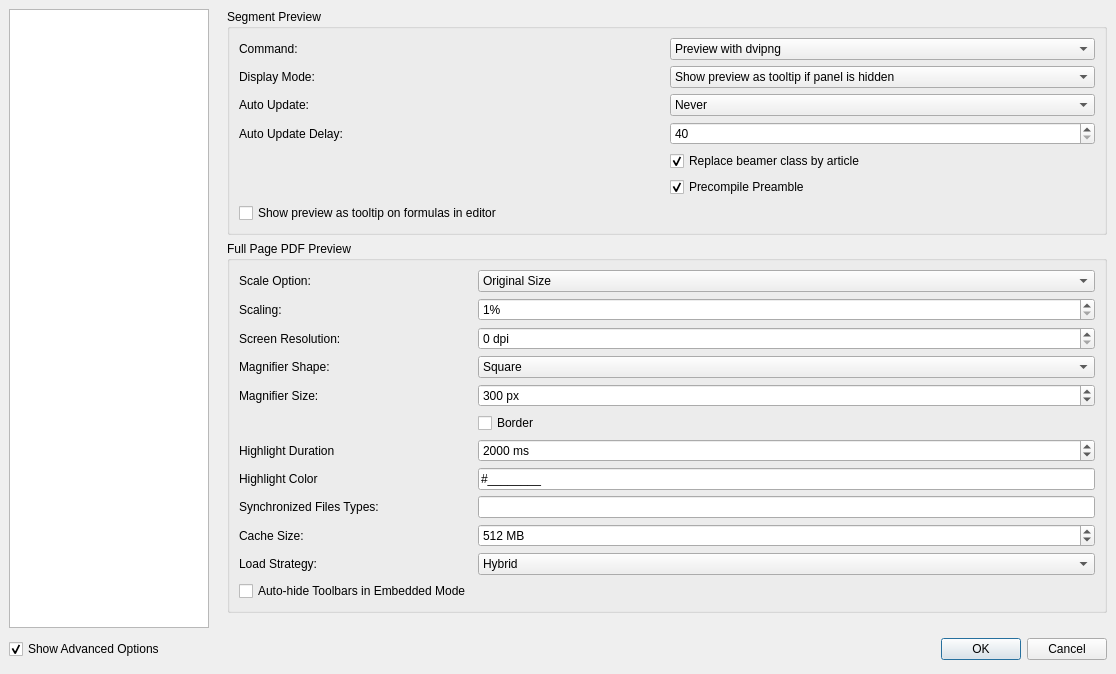
Before: the Qt Designer form configdialog.ui in texstudio-org/texstudio, drawn with Qt 5.
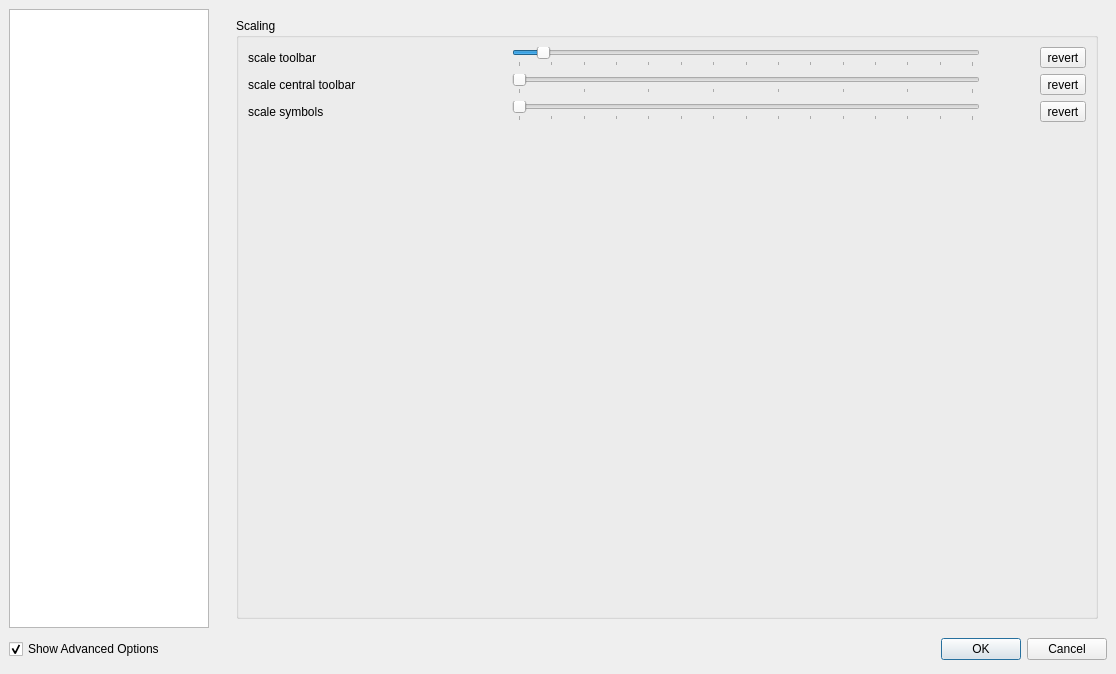
After: the same form once the commit is applied. Icons and pictures are not drawn.

Commit message: make gui scalable via configdialog changes are directly visible in the gui !

```diff
--- a/configdialog.ui
+++ b/configdialog.ui
@@ -140,7 +140,7 @@
       </size>
      </property>
      <property name="currentIndex">
-      <number>12</number>
+      <number>6</number>
      </property>
      <widget class="QWidget" name="pageGeneral">
       <layout class="QVBoxLayout">
@@ -1251,6 +1251,146 @@
        </item>
       </layout>
      </widget>
+     <widget class="QWidget" name="pageScaling">
+      <layout class="QVBoxLayout" name="verticalLayout_12">
+       <item>
+        <widget class="QGroupBox" name="groupBox_17">
+         <property name="title">
+          <string>Scaling</string>
+         </property>
+         <layout class="QGridLayout" name="gridLayout">
+          <property name="horizontalSpacing">
+           <number>60</number>
+          </property>
+          <item row="1" column="0">
+           <widget class="QLabel" name="label_71">
+            <property name="text">
+             <string>scale central toolbar</string>
+            </property>
+           </widget>
+          </item>
+          <item row="0" column="3">
+           <widget class="QToolButton" name="tbRevertIcon">
+            <property name="text">
+             <string>revert</string>
+            </property>
+           </widget>
+          </item>
+          <item row="1" column="3">
+           <widget class="QToolButton" name="tbRevertCentralIcon">
+            <property name="text">
+             <string>revert</string>
+            </property>
+           </widget>
+          </item>
+          <item row="4" column="3">
+           <widget class="QToolButton" name="tbRevertSymbol">
+            <property name="text">
+             <string>revert</string>
+            </property>
+           </widget>
+          </item>
+          <item row="4" column="0">
+           <widget class="QLabel" name="label_72">
+            <property name="text">
+             <string>scale symbols</string>
+            </property>
+           </widget>
+          </item>
+          <item row="0" column="0">
+           <widget class="QLabel" name="label_11">
+            <property name="text">
+             <string>scale toolbar</string>
+            </property>
+           </widget>
+          </item>
+          <item row="0" column="1" colspan="2">
+           <widget class="QSlider" name="horizontalSliderIcon">
+            <property name="minimum">
+             <number>16</number>
+            </property>
+            <property name="maximum">
+             <number>128</number>
+            </property>
+            <property name="sliderPosition">
+             <number>22</number>
+            </property>
+            <property name="orientation">
+             <enum>Qt::Horizontal</enum>
+            </property>
+            <property name="tickPosition">
+             <enum>QSlider::TicksBelow</enum>
+            </property>
+            <property name="tickInterval">
+             <number>8</number>
+            </property>
+           </widget>
+          </item>
+          <item row="4" column="1" colspan="2">
+           <widget class="QSlider" name="horizontalSliderSymbol">
+            <property name="minimum">
+             <number>16</number>
+            </property>
+            <property name="maximum">
+             <number>128</number>
+            </property>
+            <property name="tracking">
+             <bool>true</bool>
+            </property>
+            <property name="orientation">
+             <enum>Qt::Horizontal</enum>
+            </property>
+            <property name="invertedAppearance">
+             <bool>false</bool>
+            </property>
+            <property name="invertedControls">
+             <bool>false</bool>
+            </property>
+            <property name="tickPosition">
+             <enum>QSlider::TicksBelow</enum>
+            </property>
+            <property name="tickInterval">
+             <number>8</number>
+            </property>
+           </widget>
+          </item>
+          <item row="5" column="0">
+           <spacer name="verticalSpacer_6">
+            <property name="orientation">
+             <enum>Qt::Vertical</enum>
+            </property>
+            <property name="sizeHint" stdset="0">
+             <size>
+              <width>20</width>
+              <height>470</height>
+             </size>
+            </property>
+           </spacer>
+          </item>
+          <item row="1" column="1" colspan="2">
+           <widget class="QSlider" name="horizontalSliderCentraIcon">
+            <property name="minimum">
+             <number>8</number>
+            </property>
+            <property name="maximum">
+             <number>64</number>
+            </property>
+            <property name="orientation">
+             <enum>Qt::Horizontal</enum>
+            </property>
+            <property name="tickPosition">
+             <enum>QSlider::TicksBelow</enum>
+            </property>
+            <property name="tickInterval">
+             <number>8</number>
+            </property>
+           </widget>
+          </item>
+         </layout>
+        </widget>
+       </item>
+      </layout>
+     </widget>
      <widget class="QWidget" name="pageEditor">
       <layout class="QGridLayout">
        <property name="leftMargin">
```
Left out of the diff: 14 changed lines with no effect on the pictures. The commit also changes 10 other files.
